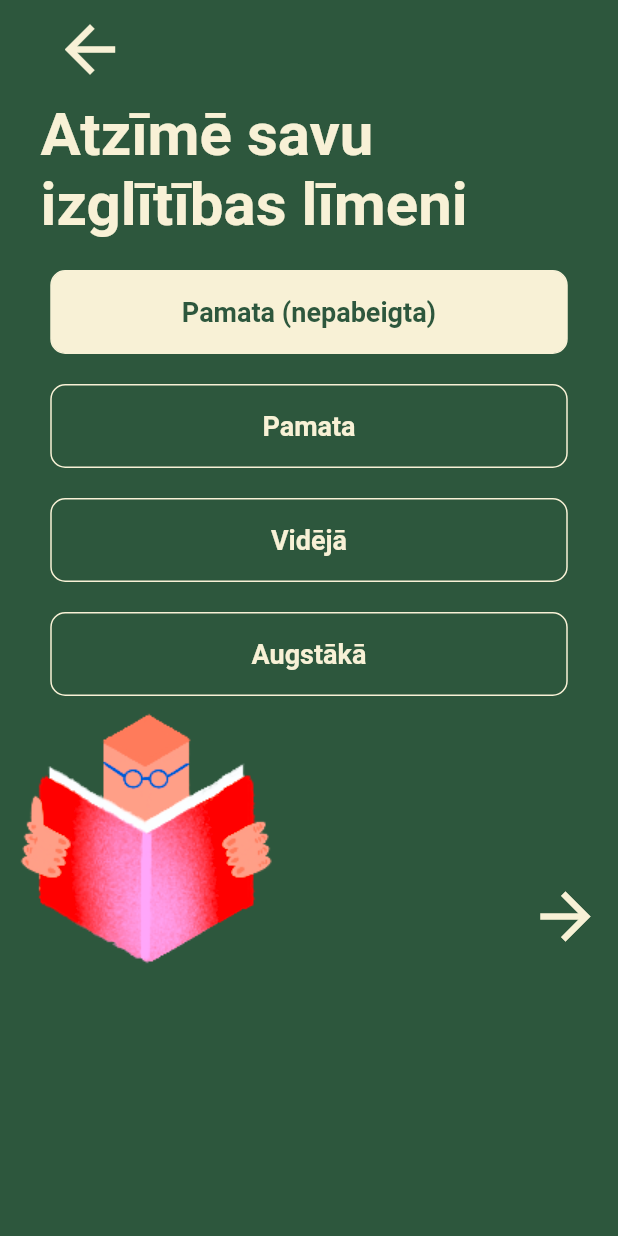
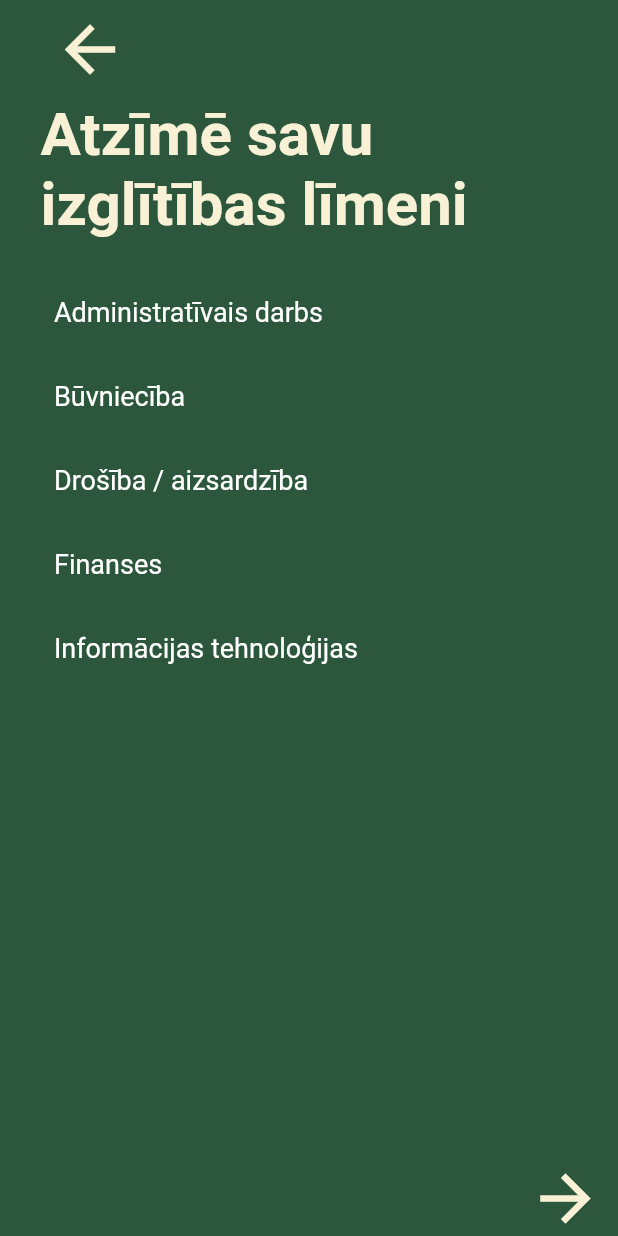
Before and after one commit to janisviksne/emori, a Flutter app: the EducationSelectionScreen screen opened directly, on a phone screen of 412 x 824 dp. Run offline on Flutter 3.47's test engine with Material 2 defaults, Android fonts, the phone set to English and light mode, and no system bars.

Commit message:
Custom widget for multi profession selection

```diff
--- a/lib/auth_screens/education_screen.dart
+++ b/lib/auth_screens/education_screen.dart
@@ -3,19 +3,25 @@ import 'dart:developer';
 import 'package:emori/auth_screens/work_status.dart';
 import 'package:emori/utilities/auth_constants.dart';
 import 'package:emori/utilities/widget_constants.dart';
-import 'package:emori/utilities/widgets/auth_widgets/container_button.dart';
+import 'package:emori/utilities/widgets/auth_widgets/profession_listtile_widget.dart';
 import 'package:flutter/material.dart';
 
 class EducationSelectionScreen extends StatefulWidget {
-  const EducationSelectionScreen({Key? key}) : super(key: key);
-
   @override
   State<EducationSelectionScreen> createState() =>
       _EducationSelectionScreenState();
 }
 
 class _EducationSelectionScreenState extends State<EducationSelectionScreen> {
-  int _value = 1;
+  //int _value = 1;
+  final allProfessions = [
+    'Administratīvais darbs',
+    'Būvniecība',
+    'Drošība / aizsardzība',
+    'Finanses',
+    'Informācijas tehnoloģijas',
+  ];
+  List<String> selectedProfessions = [];
   @override
   Widget build(BuildContext context) {
     return Scaffold(
@@ -35,54 +41,27 @@ class _EducationSelectionScreenState extends State<EducationSelectionScreen> {
                     ],
                   ),
                   kSizedBox(20.0),
-                  Column(
-                    children: [
-                      ContainerButton<int>(
-                        value: 1,
-                        groupValue: _value,
-                        title: 'Pamata (nepabeigta)',
-                        onChanged: (value) => setState(() => _value = value!),
-                      ),
-                      kSizedBox(20.0),
-                      ContainerButton<int>(
-                        value: 2,
-                        groupValue: _value,
-                        title: 'Pamata',
-                        onChanged: (value) => setState(() => _value = value!),
-                      ),
-                      kSizedBox(20.0),
-                      ContainerButton<int>(
-                        value: 3,
-                        groupValue: _value,
-                        title: 'Vidējā',
-                        onChanged: (value) => setState(() => _value = value!),
-                      ),
-                      kSizedBox(20.0),
-                      ContainerButton<int>(
-                        value: 4,
-                        groupValue: _value,
-                        title: 'Augstākā',
-                        onChanged: (value) => setState(() => _value = value!),
-                      ),
-                    ],
-                  ),
                 ],
               ),
+            ),
+            Expanded(
+              child: ListView(
+                  padding: const EdgeInsets.only(left: 20, right: 20),
+                  scrollDirection: Axis.vertical,
+                  shrinkWrap: true,
+                  children: allProfessions.map((profession) {
+                    final isSelected = selectedProfessions.contains(profession);
+                    return ProfessionListTileWidget(
+                        isSelected: isSelected,
+                        profession: profession,
+                        onSelectedProfession: selectProfession);
+                  }).toList()),
             ),
             Row(
               children: [
                 Expanded(
-                  flex: 2,
                   child: Column(
-                    mainAxisAlignment: MainAxisAlignment.start,
-                    mainAxisSize: MainAxisSize.max,
-                    crossAxisAlignment: CrossAxisAlignment.start,
-                    children: [
-                      Image.asset(
-                        'assets/images/auth_backgrounds/education.png',
-                        fit: BoxFit.cover,
-                      )
-                    ],
+                    children: [], // <- INSERT IMAGE HERE FOR EDUCATION SELECTION
                   ),
                 ),
                 Expanded(
@@ -115,4 +94,13 @@ class _EducationSelectionScreenState extends State<EducationSelectionScreen> {
       ),
     );
   }
+
+  void selectProfession(String profession) {
+    final isSelected = selectedProfessions.contains(profession);
+    setState(() {
+      isSelected
+          ? selectedProfessions.remove(profession)
+          : selectedProfessions.add(profession);
+    });
+  }
 }
--- a/lib/auth_screens/gender_screen.dart
+++ b/lib/auth_screens/gender_screen.dart
@@ -82,7 +82,7 @@ class _GenderScreenState extends State<GenderScreen> {
                             context,
                             MaterialPageRoute(
                                 builder: (context) =>
-                                    const EducationSelectionScreen()));
+                                    EducationSelectionScreen()));
                         // }
                       },
                       icon: const Icon(Icons.arrow_forward),
--- a/lib/auth_screens/login_screen.dart
+++ b/lib/auth_screens/login_screen.dart
@@ -110,7 +110,7 @@ class _LoginState extends State<Login> {
                     children: [
                       InkWell(
                         onTap: () {
-                          print('Redirect to forgot password.');
+                          log('Redirect to forgot password.');
                         },
                         child: const Text(
                           'Aizmirsi paroli?',
@@ -129,7 +129,7 @@ class _LoginState extends State<Login> {
                                 horizontal: 24, vertical: 12),
                             textStyle: const TextStyle(
                                 fontSize: 16, color: kActiveYellow)),
-                        child: const Text('Yalla'),
+                        child: const Text('Reģistrējies'),
                         onPressed: () {
                           Navigator.push(
                               context,
@@ -143,18 +143,7 @@ class _LoginState extends State<Login> {
                 ],
               ),
             ),
-            // Stack(
-            //   children: const <Widget>[
-            //     Positioned(
-            //       bottom: 0,
-            //       left: 0,
-            //       child: (Image(
-            //         image: AssetImage(
-            //             "assets/images/auth_backgrounds/login_page_bottom.png"),
-            //       )),
-            //     )
-            //   ],
-            // ),
+            //ToDo THE LOGIN SCREEN IMAGE WILL GO HERE
           ],
         ),
       ),
--- /dev/null
+++ b/lib/utilities/widgets/auth_widgets/profession_listtile_widget.dart
@@ -0,0 +1,39 @@
+import 'package:emori/utilities/auth_constants.dart';
+import 'package:flutter/material.dart';
+
+class ProfessionListTileWidget extends StatelessWidget {
+  final String profession;
+  final bool isSelected;
+  final ValueChanged<String> onSelectedProfession;
+
+  const ProfessionListTileWidget({
+    required this.profession,
+    required this.isSelected,
+    required this.onSelectedProfession,
+  });
+
+  @override
+  Widget build(BuildContext context) {
+    final style = isSelected
+        ? const TextStyle(
+            fontSize: 18,
+            color: kActiveGreen,
+            fontWeight: FontWeight.bold,
+          )
+        : const TextStyle(fontSize: 18, color: Colors.white);
+
+    return Container(
+      color: isSelected ? kActiveYellow : kActiveGreen,
+      child: ListTile(
+        onTap: () => onSelectedProfession(profession),
+        title: Text(
+          profession,
+          style: style,
+        ),
+        trailing: isSelected
+            ? const Icon(Icons.check, color: kActiveGreen, size: 26)
+            : null,
+      ),
+    );
+  }
+}
```
